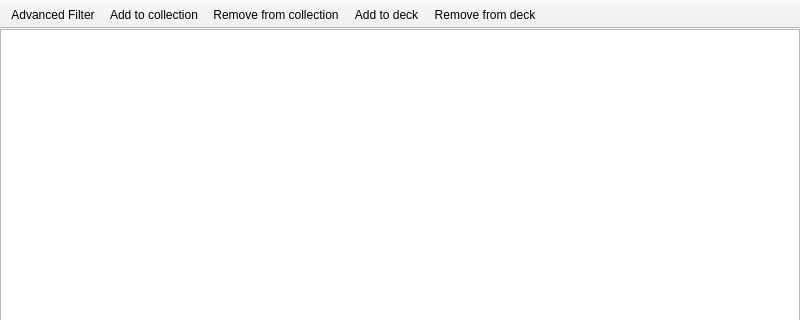
The window that mtgcards/poolwindow.ui (stijnvermeir/mtgcards) describes before a commit, drawn with Qt 5; both pictures show x 0 to 800 and y 0 to 320 of the 800 by 600 pixel window.
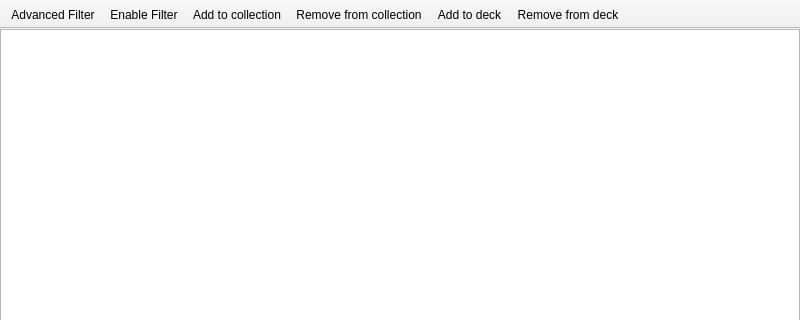
The same window after the commit. Icons and pictures are not drawn. Custom widgets are drawn as their Qt base class.

Commit message: Toggle pool window filter on/off

Diff of the .ui file:
```diff
--- a/mtgcards/poolwindow.ui
+++ b/mtgcards/poolwindow.ui
@@ -58,6 +58,7 @@
     <bool>false</bool>
    </attribute>
    <addaction name="actionAdvancedFilter"/>
+   <addaction name="actionEnableFilter"/>
    <addaction name="actionAddToCollection"/>
    <addaction name="actionRemoveFromCollection"/>
    <addaction name="actionAddToDeck"/>
@@ -124,6 +125,17 @@
     <string>Remove from deck</string>
    </property>
   </action>
+  <action name="actionEnableFilter">
+   <property name="checkable">
+    <bool>true</bool>
+   </property>
+   <property name="text">
+    <string>Enable Filter</string>
+   </property>
+   <property name="toolTip">
+    <string>Enable Filter</string>
+   </property>
+  </action>
  </widget>
  <customwidgets>
   <customwidget>
```
The commit also changes 3 other files.
